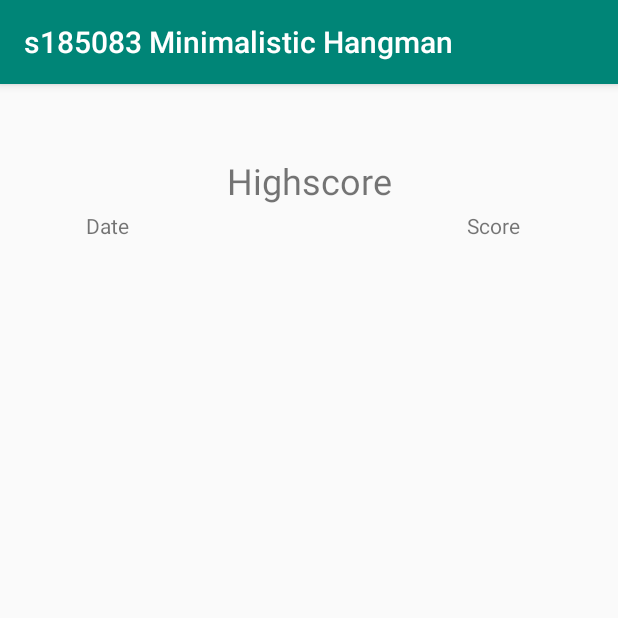
After one commit to ThaDuyx/gametingz, an Android app: the HighScorePage screen opened directly, with no data from a screen before it, on a phone screen of 412 x 824 dp, the top half of it. The commit adds this screen. Run offline under Robolectric (Android 15) with nearby library versions, the phone set to English and light mode, and no system bars; network calls fail; 1 statement that could not run was skipped.

Commit message:
Recylerview næsten færdigt

```diff
--- a/app/src/main/AndroidManifest.xml
+++ b/app/src/main/AndroidManifest.xml
@@ -11,7 +11,8 @@
         android:roundIcon="@mipmap/ic_launcher_round"
         android:supportsRtl="true"
         android:theme="@style/AppTheme">
-        <activity android:name=".MultiGamePage"></activity>
+        <activity android:name=".HighScorePage"></activity>
+        <activity android:name=".MultiGamePage" />
         <activity android:name=".MultiPage" />
         <activity android:name=".WonPage" />
         <activity android:name=".LostPage" />
--- a/app/src/main/java/com/example/hangman/HelpPage.java
+++ b/app/src/main/java/com/example/hangman/HelpPage.java
@@ -31,8 +31,6 @@ public class HelpPage extends AppCompatActivity implements View.OnClickListener
         rightBtn.setOnClickListener(this);
         leftBtn.setOnClickListener(this);
         backBtn.setOnClickListener(this);
-
-
     }
 
     @Override
--- /dev/null
+++ b/app/src/main/java/com/example/hangman/HighScorePage.java
@@ -0,0 +1,49 @@
+package com.example.hangman;
+
+import androidx.appcompat.app.AppCompatActivity;
+import androidx.recyclerview.widget.LinearLayoutManager;
+import androidx.recyclerview.widget.RecyclerView;
+
+import android.content.SharedPreferences;
+import android.os.Bundle;
+import android.telephony.gsm.GsmCellLocation;
+
+import com.google.gson.Gson;
+import com.google.gson.reflect.TypeToken;
+
+import java.lang.reflect.Type;
+import java.util.ArrayList;
+
+public class HighScorePage extends AppCompatActivity {
+
+    private ArrayList<String> highscore = new ArrayList<>();
+    private ArrayList<String> date = new ArrayList<>();
+
+    @Override
+    protected void onCreate(Bundle savedInstanceState) {
+        super.onCreate(savedInstanceState);
+        setContentView(R.layout.activity_high_score_page);
+
+        loadScore();
+
+        initRecyclerView();
+    }
+
+    private void initRecyclerView(){
+        RecyclerView recyclerView = findViewById(R.id.highscoreRV);
+        RVAdapterLogic rvAdapterLogic = new RVAdapterLogic(date, highscore, this);
+        recyclerView.setAdapter(rvAdapterLogic);
+        recyclerView.setLayoutManager(new LinearLayoutManager(this));
+    }
+
+    private void loadScore(){
+        SharedPreferences sharedPreferences = getSharedPreferences("highscore", MODE_PRIVATE);
+        Gson gson = new Gson();
+        String json = sharedPreferences.getString("high",null);
+        String json2 = sharedPreferences.getString("date", null);
+        Type type = new TypeToken<ArrayList<String>>(){}.getType();
+        highscore = gson.fromJson(json, type);
+        date = gson.fromJson(json2, type);
+
+    }
+}
--- /dev/null
+++ b/app/src/main/java/com/example/hangman/RVAdapterLogic.java
@@ -0,0 +1,59 @@
+package com.example.hangman;
+import android.content.Context;
+import android.view.LayoutInflater;
+import android.view.View;
+import android.view.ViewGroup;
+import android.widget.TextView;
+
+import androidx.annotation.NonNull;
+import androidx.recyclerview.widget.RecyclerView;
+
+import java.util.ArrayList;
+
+// Til løsning af dette er denne youtube video blevet brugt til at lære om RecyclerViews
+// --- https://www.youtube.com/watch?v=Vyqz_-sJGFk
+//-----------------------------------------------------------------------------------------------
+public class RVAdapterLogic extends RecyclerView.Adapter<RVAdapterLogic.ViewHolder> {
+
+    private ArrayList<String> ALDate = new ArrayList<>();
+    private ArrayList<String> ALHS = new ArrayList<>();
+    private Context context;
+
+    public RVAdapterLogic(ArrayList<String> ALDate, ArrayList<String> ALHS, Context context) {
+        this.ALDate = ALDate;
+        this.ALHS = ALHS;
+        this.context = context;
+    }
+
+    @NonNull
+    @Override
+    public ViewHolder onCreateViewHolder(@NonNull ViewGroup parent, int viewType) {
+        View view = LayoutInflater.from(parent.getContext()).inflate(R.layout.highscore_layout, parent, false);
+        ViewHolder viewHolder = new ViewHolder(view);
+        return viewHolder;
+    }
+
+    @Override
+    public void onBindViewHolder(@NonNull ViewHolder holder, int position) {
+
+        holder.highscore.setText(ALHS.get(position));
+        holder.date.setText(ALDate.get(position));
+    }
+
+    @Override
+    public int getItemCount() {
+        return ALHS.size();
+    }
+
+    public class ViewHolder extends RecyclerView.ViewHolder {
+
+        TextView date;
+        TextView highscore;
+
+        public ViewHolder(@NonNull View itemView) {
+            super(itemView);
+            date = itemView.findViewById(R.id.DateView);
+            highscore = itemView.findViewById(R.id.HighScoreView);
+        }
+    }
+}
--- /dev/null
+++ b/app/src/main/res/layout/activity_high_score_page.xml
@@ -0,0 +1,61 @@
+<?xml version="1.0" encoding="utf-8"?>
+<androidx.constraintlayout.widget.ConstraintLayout xmlns:android="http://schemas.android.com/apk/res/android"
+    xmlns:app="http://schemas.android.com/apk/res-auto"
+    xmlns:tools="http://schemas.android.com/tools"
+    android:layout_width="match_parent"
+    android:layout_height="match_parent"
+    tools:context=".HighScorePage">
+
+    <TextView
+        android:id="@+id/textView19"
+        android:layout_width="wrap_content"
+        android:layout_height="wrap_content"
+        android:text="Highscore"
+        android:textSize="24sp"
+        app:layout_constraintBottom_toBottomOf="parent"
+        app:layout_constraintEnd_toEndOf="parent"
+        app:layout_constraintStart_toStartOf="parent"
+        app:layout_constraintTop_toTopOf="parent"
+        app:layout_constraintVertical_bias="0.065" />
+
+    <LinearLayout
+        android:layout_width="match_parent"
+        android:layout_height="match_parent"
+        android:layout_marginTop="100dp"
+        android:orientation="horizontal"
+        app:layout_constraintBottom_toBottomOf="parent"
+        app:layout_constraintEnd_toEndOf="parent"
+        app:layout_constraintStart_toStartOf="parent"
+        app:layout_constraintTop_toTopOf="parent">
+
+        <androidx.recyclerview.widget.RecyclerView
+            android:id="@+id/highscoreRV"
+            android:layout_width="match_parent"
+            android:layout_height="match_parent" />
+    </LinearLayout>
+
+    <TextView
+        android:id="@+id/textView20"
+        android:layout_width="wrap_content"
+        android:layout_height="wrap_content"
+        android:text="Date"
+        app:layout_constraintBottom_toBottomOf="parent"
+        app:layout_constraintEnd_toEndOf="parent"
+        app:layout_constraintHorizontal_bias="0.15"
+        app:layout_constraintStart_toStartOf="parent"
+        app:layout_constraintTop_toTopOf="parent"
+        app:layout_constraintVertical_bias="0.113" />
+
+    <TextView
+        android:id="@+id/textView21"
+        android:layout_width="wrap_content"
+        android:layout_height="wrap_content"
+        android:text="Score"
+        app:layout_constraintBottom_toBottomOf="parent"
+        app:layout_constraintEnd_toEndOf="parent"
+        app:layout_constraintHorizontal_bias="0.826"
+        app:layout_constraintStart_toStartOf="parent"
+        app:layout_constraintTop_toTopOf="parent"
+        app:layout_constraintVertical_bias="0.113" />
+
+</androidx.constraintlayout.widget.ConstraintLayout>
```
Also changed, not shown: app/build.gradle (+5 -3 lines), app/src/main/java/com/example/hangman/GamePage.java (+58 -5 lines), app/src/main/java/com/example/hangman/StartPage.java (+6 -1 lines), app/src/main/res/layout/activity_game_page.xml (+11 -0 lines), app/src/main/res/layout/activity_start_page.xml (+12 -0 lines), app/src/main/res/layout/highscore_layout.xml (added, +30 -0 lines), app/src/main/java/com/example/hangman/MultiPage.java (line endings or trailing spaces).
